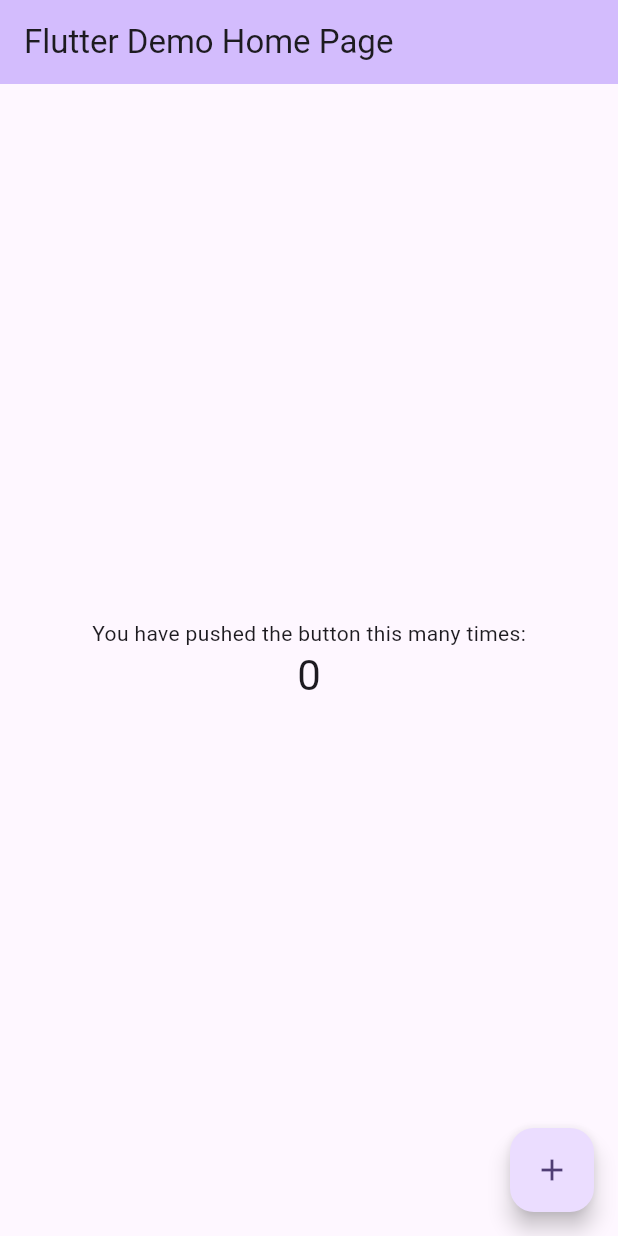
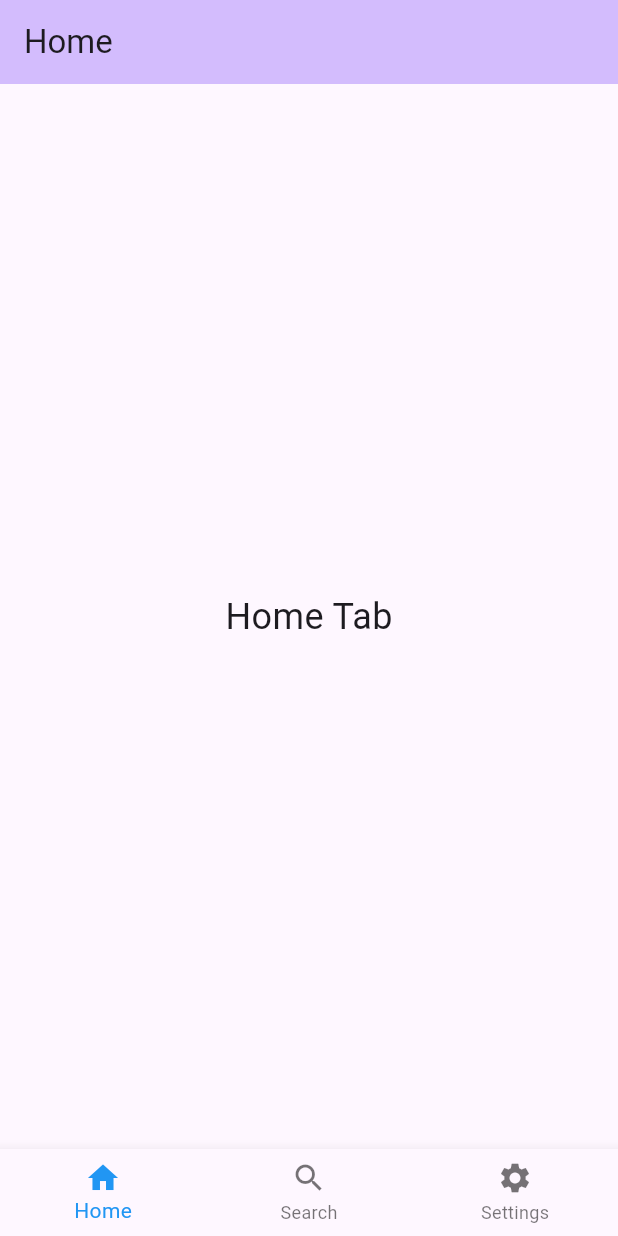
Before and after one commit to chillaxkc/flutter_demo, a Flutter app: the screen it shows after launch, on a phone screen of 412 x 824 dp. Run offline on Flutter 3.47's test engine with Material 3 defaults, Android fonts, the phone set to English and light mode, and no system bars.

Commit message:
添加text使用示例

```diff
--- /dev/null
+++ b/flutter_demo/lib/home/home.dart
@@ -0,0 +1,10 @@
+import 'package:flutter/cupertino.dart';
+
+class HomeTab extends StatelessWidget {
+  @override
+  Widget build(BuildContext context) {
+    return Center(
+      child: Text('Home Tab', style: TextStyle(fontSize: 24)),
+    );
+  }
+}
--- a/flutter_demo/lib/main.dart
+++ b/flutter_demo/lib/main.dart
@@ -1,4 +1,7 @@
 import 'package:flutter/material.dart';
+import 'home/home.dart';
+import 'search/search.dart';
+import 'setting/setting.dart';
 
 void main() {
   runApp(const MyApp());
@@ -13,21 +16,6 @@ class MyApp extends StatelessWidget {
     return MaterialApp(
       title: 'Flutter Demo',
       theme: ThemeData(
-        // This is the theme of your application.
-        //
-        // TRY THIS: Try running your application with "flutter run". You'll see
-        // the application has a purple toolbar. Then, without quitting the app,
-        // try changing the seedColor in the colorScheme below to Colors.green
-        // and then invoke "hot reload" (save your changes or press the "hot
-        // reload" button in a Flutter-supported IDE, or press "r" if you used
-        // the command line to start the app).
-        //
-        // Notice that the counter didn't reset back to zero; the application
-        // state is not lost during the reload. To reset the state, use hot
-        // restart instead.
-        //
-        // This works for code too, not just values: Most code changes can be
-        // tested with just a hot reload.
         colorScheme: ColorScheme.fromSeed(seedColor: Colors.deepPurple),
         useMaterial3: true,
       ),
@@ -39,15 +27,6 @@ class MyApp extends StatelessWidget {
 class MyHomePage extends StatefulWidget {
   const MyHomePage({super.key, required this.title});
 
-  // This widget is the home page of your application. It is stateful, meaning
-  // that it has a State object (defined below) that contains fields that affect
-  // how it looks.
-
-  // This class is the configuration for the state. It holds the values (in this
-  // case the title) provided by the parent (in this case the App widget) and
-  // used by the build method of the State. Fields in a Widget subclass are
-  // always marked "final".
-
   final String title;
 
   @override
@@ -55,71 +34,47 @@ class MyHomePage extends StatefulWidget {
 }
 
 class _MyHomePageState extends State<MyHomePage> {
-  int _counter = 0;
+  int _selectedIndex = 0; // 选中的索引
+  final List<Widget> _pages = [
+    HomeTab(),
+    SearchTab(),
+    SettingsTab(),
+  ];
 
-  void _incrementCounter() {
+  final titleArray = ['Home', 'Search', 'Settings'];
+  void _onItemTapped(int index) {
     setState(() {
-      // This call to setState tells the Flutter framework that something has
-      // changed in this State, which causes it to rerun the build method below
-      // so that the display can reflect the updated values. If we changed
-      // _counter without calling setState(), then the build method would not be
-      // called again, and so nothing would appear to happen.
-      _counter++;
+      _selectedIndex = index; // 更新选中索引
     });
   }
 
   @override
   Widget build(BuildContext context) {
-    // This method is rerun every time setState is called, for instance as done
-    // by the _incrementCounter method above.
-    //
-    // The Flutter framework has been optimized to make rerunning build methods
-    // fast, so that you can just rebuild anything that needs updating rather
-    // than having to individually change instances of widgets.
     return Scaffold(
       appBar: AppBar(
-        // TRY THIS: Try changing the color here to a specific color (to
-        // Colors.amber, perhaps?) and trigger a hot reload to see the AppBar
-        // change color while the other colors stay the same.
         backgroundColor: Theme.of(context).colorScheme.inversePrimary,
-        // Here we take the value from the MyHomePage object that was created by
-        // the App.build method, and use it to set our appbar title.
-        title: Text(widget.title),
+        title: Text(titleArray[_selectedIndex]),
       ),
-      body: Center(
-        // Center is a layout widget. It takes a single child and positions it
-        // in the middle of the parent.
-        child: Column(
-          // Column is also a layout widget. It takes a list of children and
-          // arranges them vertically. By default, it sizes itself to fit its
-          // children horizontally, and tries to be as tall as its parent.
-          //
-          // Column has various properties to control how it sizes itself and
-          // how it positions its children. Here we use mainAxisAlignment to
-          // center the children vertically; the main axis here is the vertical
-          // axis because Columns are vertical (the cross axis would be
-          // horizontal).
-          //
-          // TRY THIS: Invoke "debug painting" (choose the "Toggle Debug Paint"
-          // action in the IDE, or press "p" in the console), to see the
-          // wireframe for each widget.
-          mainAxisAlignment: MainAxisAlignment.center,
-          children: <Widget>[
-            const Text(
-              'You have pushed the button this many times:',
-            ),
-            Text(
-              '$_counter',
-              style: Theme.of(context).textTheme.headlineMedium,
-            ),
-          ],
-        ),
+      body: _pages[_selectedIndex], // 根据选中索引显示对应页面
+      bottomNavigationBar: BottomNavigationBar(
+        items: const <BottomNavigationBarItem>[
+          BottomNavigationBarItem(
+            icon: Icon(Icons.home),
+            label: 'Home',
+          ),
+          BottomNavigationBarItem(
+            icon: Icon(Icons.search),
+            label: 'Search',
+          ),
+          BottomNavigationBarItem(
+            icon: Icon(Icons.settings),
+            label: 'Settings',
+          ),
+        ],
+        currentIndex: _selectedIndex, // 当前选中项
+        selectedItemColor: Colors.blue, // 选中项颜色
+        onTap: _onItemTapped, // 点击事件
       ),
-      floatingActionButton: FloatingActionButton(
-        onPressed: _incrementCounter,
-        tooltip: 'Increment',
-        child: const Icon(Icons.add),
-      ), // This trailing comma makes auto-formatting nicer for build methods.
     );
   }
 }
--- /dev/null
+++ b/flutter_demo/lib/mainCopy.dart
@@ -0,0 +1,125 @@
+import 'package:flutter/material.dart';
+
+void main() {
+  runApp(const MyApp());
+}
+
+class MyApp extends StatelessWidget {
+  const MyApp({super.key});
+
+  // This widget is the root of your application.
+  @override
+  Widget build(BuildContext context) {
+    return MaterialApp(
+      title: 'Flutter Demo',
+      theme: ThemeData(
+        // This is the theme of your application.
+        //
+        // TRY THIS: Try running your application with "flutter run". You'll see
+        // the application has a purple toolbar. Then, without quitting the app,
+        // try changing the seedColor in the colorScheme below to Colors.green
+        // and then invoke "hot reload" (save your changes or press the "hot
+        // reload" button in a Flutter-supported IDE, or press "r" if you used
+        // the command line to start the app).
+        //
+        // Notice that the counter didn't reset back to zero; the application
+        // state is not lost during the reload. To reset the state, use hot
+        // restart instead.
+        //
+        // This works for code too, not just values: Most code changes can be
+        // tested with just a hot reload.
+        colorScheme: ColorScheme.fromSeed(seedColor: Colors.deepPurple),
+        useMaterial3: true,
+      ),
+      home: const MyHomePage(title: 'Flutter Demo Home Page'),
+    );
+  }
+}
+
+class MyHomePage extends StatefulWidget {
+  const MyHomePage({super.key, required this.title});
+
+  // This widget is the home page of your application. It is stateful, meaning
+  // that it has a State object (defined below) that contains fields that affect
+  // how it looks.
+
+  // This class is the configuration for the state. It holds the values (in this
+  // case the title) provided by the parent (in this case the App widget) and
+  // used by the build method of the State. Fields in a Widget subclass are
+  // always marked "final".
+
+  final String title;
+
+  @override
+  State<MyHomePage> createState() => _MyHomePageState();
+}
+
+class _MyHomePageState extends State<MyHomePage> {
+  int _counter = 0;
+
+  void _incrementCounter() {
+    setState(() {
+      // This call to setState tells the Flutter framework that something has
+      // changed in this State, which causes it to rerun the build method below
+      // so that the display can reflect the updated values. If we changed
+      // _counter without calling setState(), then the build method would not be
+      // called again, and so nothing would appear to happen.
+      _counter++;
+    });
+  }
+
+  @override
+  Widget build(BuildContext context) {
+    // This method is rerun every time setState is called, for instance as done
+    // by the _incrementCounter method above.
+    //
+    // The Flutter framework has been optimized to make rerunning build methods
+    // fast, so that you can just rebuild anything that needs updating rather
+    // than having to individually change instances of widgets.
+    return Scaffold(
+      appBar: AppBar(
+        // TRY THIS: Try changing the color here to a specific color (to
+        // Colors.amber, perhaps?) and trigger a hot reload to see the AppBar
+        // change color while the other colors stay the same.
+        backgroundColor: Theme.of(context).colorScheme.inversePrimary,
+        // Here we take the value from the MyHomePage object that was created by
+        // the App.build method, and use it to set our appbar title.
+        title: Text(widget.title),
+      ),
+      body: Center(
+        // Center is a layout widget. It takes a single child and positions it
+        // in the middle of the parent.
+        child: Column(
+          // Column is also a layout widget. It takes a list of children and
+          // arranges them vertically. By default, it sizes itself to fit its
+          // children horizontally, and tries to be as tall as its parent.
+          //
+          // Column has various properties to control how it sizes itself and
+          // how it positions its children. Here we use mainAxisAlignment to
+          // center the children vertically; the main axis here is the vertical
+          // axis because Columns are vertical (the cross axis would be
+          // horizontal).
+          //
+          // TRY THIS: Invoke "debug painting" (choose the "Toggle Debug Paint"
+          // action in the IDE, or press "p" in the console), to see the
+          // wireframe for each widget.
+          mainAxisAlignment: MainAxisAlignment.center,
+          children: <Widget>[
+            const Text(
+              'You have pushed the button this many times:',
+            ),
+            Text(
+              '$_counter',
+              style: Theme.of(context).textTheme.headlineMedium,
+            ),
+          ],
+        ),
+      ),
+      floatingActionButton: FloatingActionButton(
+        onPressed: _incrementCounter,
+        tooltip: 'Increment',
+        child: const Icon(Icons.add),
+      ), // This trailing comma makes auto-formatting nicer for build methods.
+    );
+  }
+}
```
Also changed, not shown: flutter_demo/lib/search/search.dart (added, +10 -0 lines), flutter_demo/lib/setting/base_use_page.dart (added, +75 -0 lines), flutter_demo/lib/setting/setting.dart (added, +60 -0 lines), flutter_demo/lib/setting/test_01.dart (added, +21 -0 lines), flutter_demo/lib/setting/text_page.dart (added, +92 -0 lines), flutter_demo/lib/utils/rich_text_utils.dart (added, +39 -0 lines), flutter_demo/lib/utils/text_utils.dart (added, +45 -0 lines).
